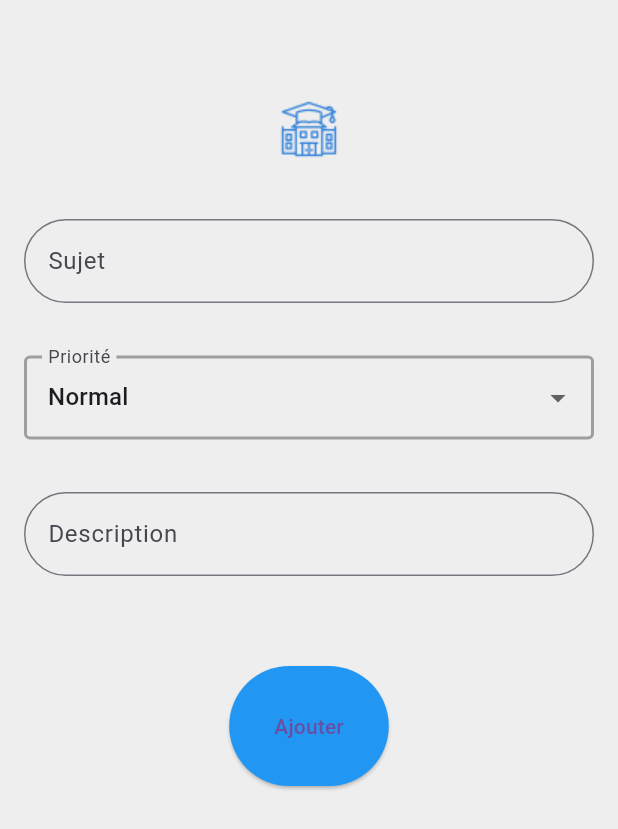
After one commit to todoyalee/chat_edums, a Flutter app: the screen it shows after launch, after a tap on the "add" icon, on a phone screen of 412 x 824 dp. The commit adds this screen. Shown: the top 829 px of the screen. Run offline on Flutter 3.47's test engine with Material 3 defaults, Android fonts, the phone set to English and light mode, and no system bars; our stand-ins replace dio, get.

Commit message:
feat:adding_reclamation_page

```diff
--- a/lib/main.dart
+++ b/lib/main.dart
@@ -1,9 +1,10 @@
 import 'package:flutter/material.dart';
 import 'package:get/get.dart';
-import 'package:chat_edums/routes/app_routes.dart'; // Import your routes
+import 'package:chat_edums/routes/app_routes.dart';
+import 'package:chat_edums/views/reclamation.dart';
 
 void main() {
-  runApp(MyApp());
+  runApp(ReclamationApp());
 }
 
 class MyApp extends StatelessWidget {
--- a/lib/routes/app_routes.dart
+++ b/lib/routes/app_routes.dart
@@ -13,10 +13,6 @@ class AppRoutes {
   static List<GetPage> pages = [
     GetPage(name: cardScreen, page: () => CardPage()),
     GetPage(name: messageScreen, page: () => message()),
-    GetPage(
-        name: chatScreen,
-        page: () => ChatScreen(
-            //headerText: "aa",
-            ))
+    GetPage(name: chatScreen, page: () => ChatScreen())
   ];
 }
--- a/lib/components/appBar.dart
+++ b/lib/views/components/appBar.dart
@@ -29,9 +29,12 @@ class AppBarW extends StatelessWidget implements PreferredSizeWidget {
       title: Row(
         children: [
           SizedBox(
-            width: 82,
+            width: 22,
           ),
+//          image,
+
           Image.asset("assets/schooll.png"),
+
           SizedBox(
             width: 50,
           ),
--- a/lib/views/message.dart
+++ b/lib/views/message.dart
@@ -1,5 +1,5 @@
 import 'package:flutter/material.dart';
-import 'package:chat_edums/components/messageCard.dart';
+import 'package:chat_edums/views/components/messageCard.dart';
 import 'package:get/get.dart';
 import 'package:chat_edums/views/chatScreen.dart';
 
@@ -12,44 +12,6 @@ class message extends StatefulWidget {
 
 class _messageState extends State<message> {
   // List of messages with their details
-  final List<Map<String, String>> messages = [
-    {
-      "text": "Scolarité",
-      "date": "12/10/2023",
-      "notificationCount": "5",
-      "images": "assets/back.jpg",
-    },
-    {
-      "text": "Administration",
-      "date": "12/10/2023",
-      "notificationCount": "2",
-      "images": "assets/stand.jpg",
-    },
-    {
-      "text": "Cantine",
-      "date": "12/10/2023",
-      "notificationCount": "7",
-      "images": "assets/schooll.png",
-    },
-    {
-      "text": "Transport",
-      "date": "12/10/2023",
-      "notificationCount": "3",
-      "images": "assets/schooll.png",
-    },
-    {
-      "text": "Francais",
-      "date": "12/10/2023",
-      "notificationCount": "3",
-      "images": "assets/stand.jpg"
-    },
-    {
-      "text": "Anglais",
-      "date": "12/10/2023",
-      "notificationCount": "3",
-      "images": "assets/schooll.png"
-    },
-  ];
 
   @override
   Widget build(BuildContext context) {
@@ -97,24 +59,7 @@ class _messageState extends State<message> {
               SizedBox(
                 height: 25,
               ),
-              Expanded(
-                flex: 4,
-                child: ListView.builder(
-                  itemCount: messages.length,
-                  itemBuilder: (context, index) {
-                    final message = messages[index];
-                    return CustomCard(
-                      image: message["images"]!,
-                      text: message["text"]!,
-                      date: message["date"]!,
-                      notificationCount: message["notificationCount"]!,
-                    );
-                    //const SizedBox(height: 20),
-                    //],
-                    //);
-                  },
-                ),
-              ),
+              Expanded(flex: 4, child: MessageList()),
               Row(
                 mainAxisAlignment: MainAxisAlignment.spaceAround,
                 children: [
@@ -142,7 +87,7 @@ class _messageState extends State<message> {
                   ),
                 ],
               ),
-              const SizedBox(height: 20), // Optional spacing below the button
+              const SizedBox(height: 20),
             ],
           ),
         ),
--- /dev/null
+++ b/lib/views/reclamation.dart
@@ -0,0 +1,314 @@
+import 'package:flutter/material.dart';
+import 'package:flutter/rendering.dart';
+
+void main() => runApp(ReclamationApp());
+
+class ReclamationApp extends StatelessWidget {
+  @override
+  Widget build(BuildContext context) {
+    return MaterialApp(
+      title: 'Reclamation Management',
+      theme: ThemeData(
+        primarySwatch: Colors.blue,
+        visualDensity: VisualDensity.adaptivePlatformDensity,
+      ),
+      home: ReclamationPage(),
+    );
+  }
+}
+
+class Reclamation {
+  final String sujet;
+  final String priorite;
+  final String statut;
+  final String description;
+
+  Reclamation({
+    required this.sujet,
+    required this.priorite,
+    required this.statut,
+    required this.description,
+  });
+}
+
+class ReclamationPage extends StatefulWidget {
+  @override
+  _ReclamationPageState createState() => _ReclamationPageState();
+}
+
+class _ReclamationPageState extends State<ReclamationPage> {
+  final List<Reclamation> reclamations = [];
+  String? filterPriority;
+
+  void addReclamation(Reclamation reclamation) {
+    setState(() {
+      reclamations.add(reclamation);
+    });
+  }
+
+  void filterReclamations(String? priority) {
+    setState(() {
+      filterPriority = priority;
+    });
+  }
+
+  @override
+  Widget build(BuildContext context) {
+    return Scaffold(
+      body: Container(
+        decoration: BoxDecoration(
+          image: DecorationImage(
+            image: AssetImage("assets/back.jpg"),
+            fit: BoxFit.cover,
+          ),
+        ),
+        child: Column(
+          children: [
+            //   Padding(
+            //padding: const EdgeInsets.all(60.0),
+            //child:
+            DropdownButton<String>(
+              hint: const Text("Filtrer par priorité"),
+              value: filterPriority,
+              underline: Container(),
+              items: const [
+                DropdownMenuItem(value: null, child: Text('Tous')),
+                DropdownMenuItem(value: 'Normal', child: Text('Normal')),
+                DropdownMenuItem(value: 'Urgent', child: Text('Urgent')),
+              ],
+              onChanged: filterReclamations,
+            ),
+            //),
+            Expanded(
+              child: ListView.builder(
+                padding: const EdgeInsets.all(8.0),
+                itemCount: reclamations.length,
+                itemBuilder: (context, index) {
+                  final reclamation = reclamations[index];
+                  return filterPriority == null ||
+                          filterPriority == 'Tous' ||
+                          reclamation.priorite == filterPriority
+                      ? ReclamationCard(reclamation: reclamation)
+                      : const SizedBox();
+                },
+              ),
+            ),
+          ],
+        ),
+      ),
+      floatingActionButton: FloatingActionButton(
+        onPressed: () => Navigator.push(
+          context,
+          MaterialPageRoute(
+            builder: (context) => AddReclamationPage(onAdd: addReclamation),
+          ),
+        ),
+        child: const Icon(Icons.add),
+      ),
+    );
+  }
+}
+
+class ReclamationCard extends StatelessWidget {
+  final Reclamation reclamation;
+
+  const ReclamationCard({Key? key, required this.reclamation})
+      : super(key: key);
+
+  @override
+  Widget build(BuildContext context) {
+    return Card(
+      margin: const EdgeInsets.symmetric(vertical: 8.0, horizontal: 16.0),
+      shape: RoundedRectangleBorder(
+        borderRadius: BorderRadius.circular(15),
+      ),
+      elevation: 5,
+      color: Colors.white.withOpacity(0.9),
+      child: Padding(
+        padding: const EdgeInsets.all(16.0),
+        child: Row(
+          children: [
+            Column(
+              crossAxisAlignment: CrossAxisAlignment.center,
+              children: [
+                SizedBox(
+                  height: 30,
+                ),
+                Text(
+                  'Sujet: ${reclamation.sujet}',
+                  style: const TextStyle(
+                    fontWeight: FontWeight.bold,
+                    fontSize: 18,
+                    color: Colors.blueAccent,
+                  ),
+                ),
+                const SizedBox(height: 8.0),
+                Text(
+                  'Priorité: ${reclamation.priorite}',
+                  style: TextStyle(
+                    fontSize: 16,
+                    color: reclamation.priorite == 'Urgent'
+                        ? Colors.red
+                        : Colors.black,
+                  ),
+                ),
+                const SizedBox(height: 4.0),
+                Text('Statut: ${reclamation.statut}'),
+                const SizedBox(height: 4.0),
+                Text('Description: ${reclamation.description}'),
+              ],
+            ),
+            SizedBox(
+              width: 90,
+            ),
+            Container(
+              decoration: BoxDecoration(
+                  image: DecorationImage(image: AssetImage("assets/r.png"))),
+            )
+          ],
+        ),
+      ),
+    );
+  }
+}
+
+class AddReclamationPage extends StatefulWidget {
+  final Function(Reclamation) onAdd;
+
+  const AddReclamationPage({Key? key, required this.onAdd}) : super(key: key);
+
+  @override
+  _AddReclamationPageState createState() => _AddReclamationPageState();
+}
+
+class _AddReclamationPageState extends State<AddReclamationPage> {
+  final _formKey = GlobalKey<FormState>();
+  String sujet = '';
+  String priorite = 'Normal';
+  String statut = 'En attente';
+  String description = '';
+
+  @override
+  Widget build(BuildContext context) {
+    return Scaffold(
+      backgroundColor: Colors.grey[200],
+      body: Padding(
+        padding: const EdgeInsets.all(16.0),
+        child: Form(
+          key: _formKey,
+          child: Container(
+            decoration: BoxDecoration(
+
+                /*
+                image: DecorationImage(
+                    image: AssetImage("assets/back.jpg"), fit: BoxFit.cover)
+                    */
+                ),
+            child: Column(
+              //mainAxisAlignment: MainAxisAlignment.center,
+              children: [
+                SizedBox(
+                  height: 50,
+                ),
+                Image.asset(
+                    "assets/schooll.png",
+                    ),
+                SizedBox(
+                  height: 40,
+                ),
+                TextFormField(
+                  maxLines: null,
+                  keyboardType: TextInputType.multiline,
+                  style: TextStyle(color: Colors.grey[400]),
+                  decoration: const InputDecoration(
+                    hintStyle: TextStyle(color: Colors.white),
+                    border: OutlineInputBorder(
+                      borderRadius: BorderRadius.all(
+                          Radius.circular(50.0)), // Rounded corners
+                      borderSide: BorderSide(
+                        color: Colors.grey, // Normal border color
+                      ),
+                    ),
+                    labelText: 'Sujet',
+                  ),
+                  onChanged: (value) => sujet = value,
+                  validator: (value) =>
+                      value!.isEmpty ? 'Veuillez entrer un sujet' : null,
+                ),
+                const SizedBox(height: 35.0),
+                Container(
+                  decoration: BoxDecoration(
+                    borderRadius: BorderRadius.circular(50),
+                  ),
+                  child: DropdownButtonFormField<String>(
+                    value: priorite,
+                    decoration: const InputDecoration(
+                      labelText: 'Priorité',
+                      border: OutlineInputBorder(
+                        borderRadius: BorderRadius.all(Radius.circular(150.0)),
+                      ), // Set your desired border style here
+                      enabledBorder: OutlineInputBorder(
+                        borderSide: BorderSide(
+                            color: Colors.grey,
+                            width: 2), // Border when enabled
+                      ),
+                      focusedBorder: OutlineInputBorder(
+                        borderSide: BorderSide(
+                            color: Colors.green,
+                            width: 2), // Border when focused
+                      ),
+                    ),
+                    items: const [
+                      DropdownMenuItem(value: 'Normal', child: Text('Normal')),
+                      DropdownMenuItem(value: 'Urgent', child: Text('Urgent')),
+                    ],
+                    onChanged: (value) => setState(() {
+                      priorite = value!;
+                    }),
+                  ),
+                ),
+                const SizedBox(height: 35.0),
+                TextFormField(
+                  decoration: const InputDecoration(
+                    labelText: 'Description',
+                    border: OutlineInputBorder(
+                      borderRadius: BorderRadius.all(
+                          Radius.circular(50.0)), // Rounded corners
+                      borderSide: BorderSide(
+                        color: Colors.grey,
+                      ),
+                    ),
+                  ),
+                  onChanged: (value) => description = value,
+                  validator: (value) =>
+                      value!.isEmpty ? 'Veuillez entrer une description' : null,
+                ),
+                const SizedBox(height: 60),
+                ElevatedButton(
+                  style: ElevatedButton.styleFrom(
+                      //shape:,
+                      padding: EdgeInsets.all(30),
+                      backgroundColor: Colors.blue),
+                  onPressed: () {
+                    if (_formKey.currentState!.validate()) {
+                      widget.onAdd(
+                        Reclamation(
+                          sujet: sujet,
+                          priorite: priorite,
+                          statut: statut,
+                          description: description,
+                        ),
+                      );
+                      Navigator.pop(context);
+                    }
+                  },
+                  child: const Text('Ajouter'),
+                ),
+              ],
+            ),
+          ),
+        ),
+      ),
+    );
+  }
+}
--- a/lib/views/test.dart
+++ b/lib/views/test.dart
@@ -1,6 +1,6 @@
 import 'package:flutter/material.dart';
 
-import 'package:chat_edums/components/notificationChnge.dart';
+import 'package:chat_edums/views/components/notificationChnge.dart';
 
 class MessengerInterface extends StatelessWidget {
   @override
--- a/pubspec.yaml
+++ b/pubspec.yaml
@@ -64,6 +64,7 @@ flutter:
     - assets/stand.jpg
     - assets/schooll.png
     - assets/back.jpg
+    - assets/r.png
 
   # An image asset can refer to one or more resolution-specific "variants", see
   # https://flutter.dev/assets-and-images/#resolution-aware
```
Also changed, not shown: lib/views/chatScreen.dart (+20 -12 lines), lib/views/components/messageCard.dart (renamed from lib/components/messageCard.dart, +44 -20 lines), assets/r.png (added), lib/views/components/InsertFileChoice.dart (renamed from lib/components/InsertFileChoice.dart), lib/views/components/headPage.dart (renamed from lib/components/headPage.dart), lib/views/components/notificationChnge.dart (renamed from lib/components/notificationChnge.dart), lib/views/components/predefinedMessage.dart (renamed from lib/components/predefinedMessage.dart), lib/views/components/predefinedMessageAction.dart (renamed from lib/components/predefinedMessageAction.dart).
